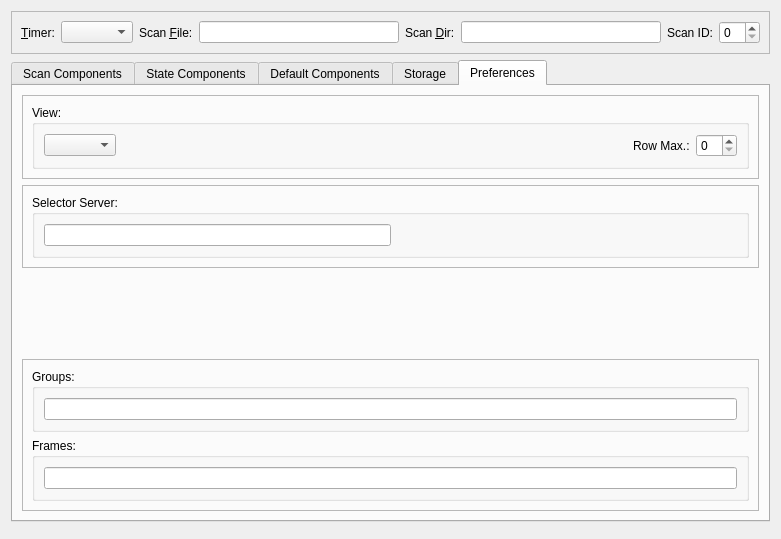
Above: nxselector/ui/selector.ui from nexdatas/nxselector before the change. Below: the same form after it.
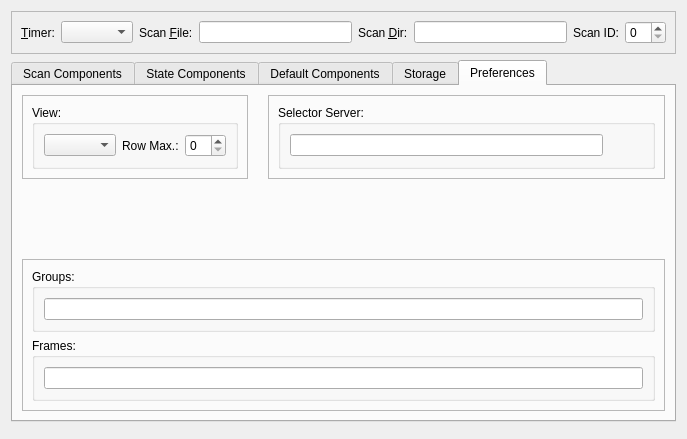
That is the form after the change. The open tabs and pages were chosen to show the change.

Commit message: changing preferences layout

What changed in the file:
```diff
--- a/nxselector/ui/selector.ui
+++ b/nxselector/ui/selector.ui
@@ -6,8 +6,8 @@
    <rect>
     <x>0</x>
     <y>0</y>
-    <width>781</width>
-    <height>539</height>
+    <width>687</width>
+    <height>439</height>
    </rect>
   </property>
   <property name="windowTitle">
@@ -389,7 +389,20 @@
        <string>Preferences</string>
       </attribute>
       <layout class="QGridLayout" name="gridLayout_14">
-       <item row="3" column="0">
+       <item row="1" column="0">
+        <spacer name="verticalSpacer">
+         <property name="orientation">
+          <enum>Qt::Vertical</enum>
+         </property>
+         <property name="sizeHint" stdset="0">
+          <size>
+           <width>20</width>
+           <height>40</height>
+          </size>
+         </property>
+        </spacer>
+       </item>
+       <item row="2" column="0">
         <widget class="QFrame" name="frame_6">
          <property name="frameShape">
           <enum>QFrame::StyledPanel</enum>
@@ -399,6 +412,8 @@
          </property>
          <layout class="QGridLayout" name="gridLayout_21">
           <item row="0" column="0">
+           <layout class="QVBoxLayout" name="verticalLayout_5">
+            <item>
            <widget class="QGroupBox" name="groupBox_5">
             <property name="title">
              <string>Groups:</string>
@@ -410,7 +425,7 @@
             </layout>
            </widget>
           </item>
-          <item row="1" column="0">
+            <item>
            <widget class="QGroupBox" name="groupBox_4">
             <property name="title">
              <string>Frames:</string>
@@ -423,53 +438,31 @@
            </widget>
           </item>
          </layout>
+          </item>
+         </layout>
         </widget>
        </item>
-       <item row="1" column="0">
-        <widget class="QFrame" name="frame_8">
+       <item row="0" column="0">
+        <widget class="QFrame" name="frame">
          <property name="frameShape">
-          <enum>QFrame::StyledPanel</enum>
+          <enum>QFrame::NoFrame</enum>
          </property>
          <property name="frameShadow">
           <enum>QFrame::Raised</enum>
          </property>
-         <layout class="QGridLayout" name="gridLayout_23">
-          <item row="0" column="0">
-           <widget class="QGroupBox" name="serverGroupBox">
-            <property name="title">
-             <string>Selector Server:</string>
-            </property>
-            <layout class="QGridLayout" name="gridLayout_15">
-             <item row="0" column="0">
-              <layout class="QHBoxLayout" name="horizontalLayout">
-               <item>
-                <widget class="QLineEdit" name="devSettingsLineEdit"/>
-               </item>
-               <item>
-                <spacer name="horizontalSpacer_2">
-                 <property name="orientation">
-                  <enum>Qt::Horizontal</enum>
-                 </property>
-                 <property name="sizeType">
-                  <enum>QSizePolicy::Expanding</enum>
-                 </property>
-                 <property name="sizeHint" stdset="0">
-                  <size>
-                   <width>40</width>
-                   <height>20</height>
-                  </size>
-                 </property>
-                </spacer>
-               </item>
-              </layout>
-             </item>
-            </layout>
-           </widget>
-          </item>
-         </layout>
-        </widget>
-       </item>
+         <property name="lineWidth">
+          <number>1</number>
+         </property>
+         <layout class="QGridLayout" name="gridLayout_3">
+          <property name="margin">
+           <number>0</number>
+          </property>
+          <property name="spacing">
+           <number>0</number>
+          </property>
        <item row="0" column="0">
+           <layout class="QHBoxLayout" name="horizontalLayout_3">
+            <item>
         <widget class="QFrame" name="frame_7">
          <property name="frameShape">
           <enum>QFrame::StyledPanel</enum>
@@ -487,22 +480,6 @@
              <item row="0" column="0">
               <widget class="QComboBox" name="viewComboBox"/>
              </item>
-             <item row="0" column="1">
-              <spacer name="horizontalSpacer">
-               <property name="orientation">
-                <enum>Qt::Horizontal</enum>
-               </property>
-               <property name="sizeType">
-                <enum>QSizePolicy::Expanding</enum>
-               </property>
-               <property name="sizeHint" stdset="0">
-                <size>
-                 <width>138</width>
-                 <height>20</height>
-                </size>
-               </property>
-              </spacer>
-             </item>
              <item row="0" column="2">
               <widget class="QLabel" name="rowMaxLabel">
                <property name="text">
@@ -519,18 +496,70 @@
          </layout>
         </widget>
        </item>
-       <item row="2" column="0">
-        <spacer name="verticalSpacer">
+            <item>
+             <spacer name="horizontalSpacer">
          <property name="orientation">
-          <enum>Qt::Vertical</enum>
+               <enum>Qt::Horizontal</enum>
+              </property>
+              <property name="sizeType">
+               <enum>QSizePolicy::Minimum</enum>
          </property>
          <property name="sizeHint" stdset="0">
           <size>
            <width>20</width>
-           <height>40</height>
+                <height>20</height>
           </size>
          </property>
         </spacer>
+            </item>
+            <item>
+             <widget class="QFrame" name="frame_8">
+              <property name="frameShape">
+               <enum>QFrame::StyledPanel</enum>
+              </property>
+              <property name="frameShadow">
+               <enum>QFrame::Raised</enum>
+              </property>
+              <layout class="QGridLayout" name="gridLayout_23">
+               <item row="0" column="1">
+                <widget class="QGroupBox" name="serverGroupBox">
+                 <property name="title">
+                  <string>Selector Server:</string>
+                 </property>
+                 <layout class="QGridLayout" name="gridLayout_15">
+                  <item row="0" column="0">
+                   <layout class="QHBoxLayout" name="horizontalLayout">
+                    <item>
+                     <widget class="QLineEdit" name="devSettingsLineEdit"/>
+                    </item>
+                    <item>
+                     <spacer name="horizontalSpacer_2">
+                      <property name="orientation">
+                       <enum>Qt::Horizontal</enum>
+                      </property>
+                      <property name="sizeType">
+                       <enum>QSizePolicy::Minimum</enum>
+                      </property>
+                      <property name="sizeHint" stdset="0">
+                       <size>
+                        <width>40</width>
+                        <height>20</height>
+                       </size>
+                      </property>
+                     </spacer>
+                    </item>
+                   </layout>
+                  </item>
+                 </layout>
+                </widget>
+               </item>
+              </layout>
+             </widget>
+            </item>
+           </layout>
+          </item>
+         </layout>
+        </widget>
        </item>
       </layout>
      </widget>
```
Left out of the diff: 35 changed lines with no effect on the pictures. Lines whose indentation alone changed are shown as unchanged.
